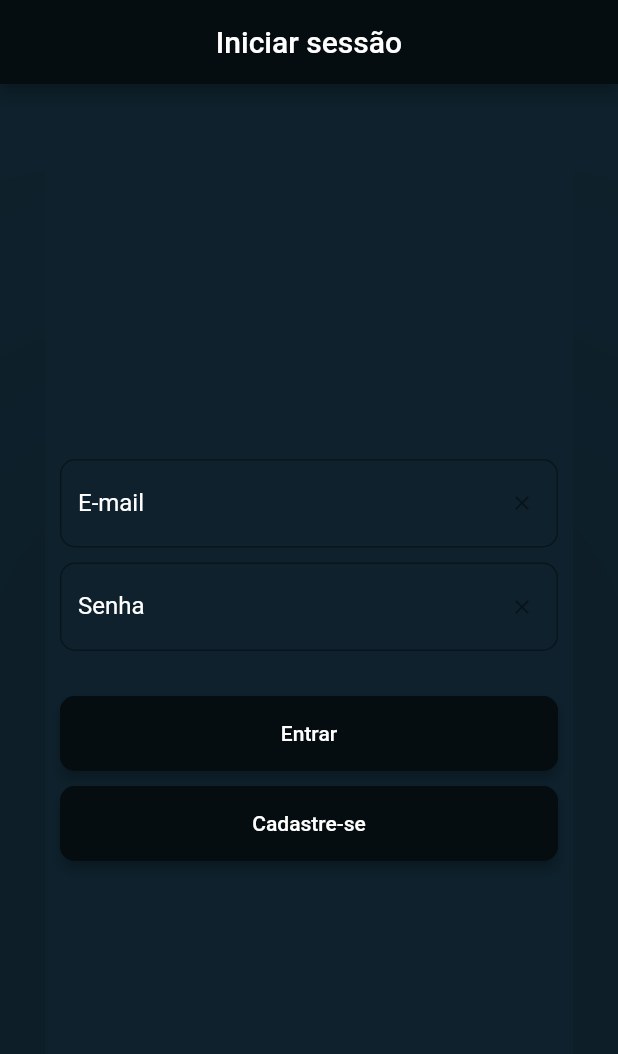
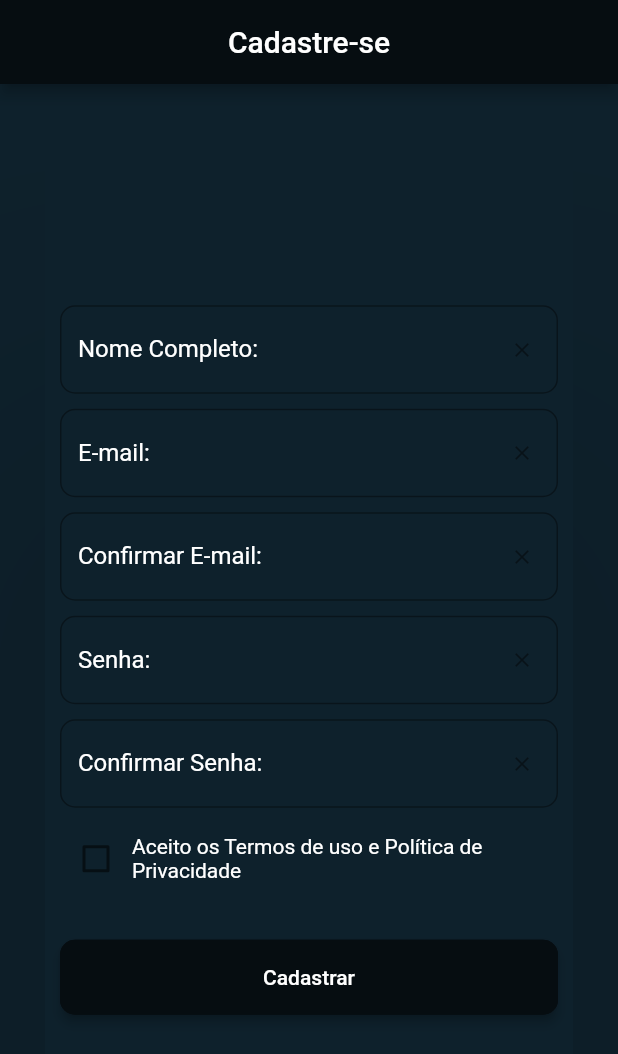
Before and after one commit to Maycon-crz/flutter_login_completo_com_api_php, a Flutter app: the screen it shows after launch, after a tap on "Cadastre-se", on a phone screen of 412 x 824 dp. Shown: the top 1054 px of the screen. Run offline on Flutter 3.47's test engine with Material 2 defaults, Android fonts, the light colour scheme and no system bars; our stand-ins replace get, get_storage, mask_text_input_formatter; missing offline and left inert: file_picker_cross; Roboto replaces fonts that are missing (verdana_regular).

Commit message:
Back-end e Front-end Cadastro de usuário

```diff
--- /dev/null
+++ b/login_flutter/lib/app/modules/bindings/user_registration_binding.dart
@@ -0,0 +1,9 @@
+import 'package:get/get.dart';
+import 'package:login_flutter/app/modules/controllers/user_registration_controller.dart';
+
+class UserRegistrationBinding implements Bindings {
+  @override
+  void dependencies() {
+    Get.lazyPut(() => UserRegistrationController());
+  }
+}
--- /dev/null
+++ b/login_flutter/lib/app/modules/controllers/user_registration_controller.dart
@@ -0,0 +1,19 @@
+import 'package:flutter/cupertino.dart';
+import 'package:get/get.dart';
+import 'package:login_flutter/app/modules/models/authenticationModel/dataTransferObjects/user_registration_dto.dart';
+
+class UserRegistrationController extends GetxController {
+  Rx<TextEditingController> fullNameController = TextEditingController().obs;
+  Rx<TextEditingController> emailController = TextEditingController().obs;
+  Rx<TextEditingController> emailConfController = TextEditingController().obs;
+  Rx<TextEditingController> passwordController = TextEditingController().obs;
+  Rx<TextEditingController> passwordConfController =
+      TextEditingController().obs;
+  Rx<bool> termsController = false.obs;
+
+  Future<void> register() async {
+    UserRegistrationDTO data = UserRegistrationDTO(
+
+    );
+  }
+}
--- /dev/null
+++ b/login_flutter/lib/app/modules/models/authenticationModel/dataTransferObjects/user_registration_dto.dart
@@ -0,0 +1,17 @@
+class UserRegistrationDTO {
+  String? fullName;
+  String? email;
+  String? emailConf;
+  String? password;
+  String? passwordConf;
+  String? terms;
+
+  UserRegistrationDTO({
+    this.fullName,
+    this.email,
+    this.emailConf,
+    this.password,
+    this.passwordConf,
+    this.terms,
+  });
+}
--- a/login_flutter/lib/app/modules/views/login_page.dart
+++ b/login_flutter/lib/app/modules/views/login_page.dart
@@ -5,6 +5,7 @@ import 'package:login_flutter/app/modules/utils/default_colors.dart';
 import 'package:login_flutter/app/modules/views/components/app_bar_component.dart';
 import 'package:login_flutter/app/modules/views/components/elevated_buttom_component.dart';
 import 'package:login_flutter/app/modules/views/components/text_form_field_component.dart';
+import 'package:login_flutter/app/routes/route_name.dart';
 
 class LoginPage extends GetView<LoginController> {
   const LoginPage({Key? key}) : super(key: key);
@@ -27,6 +28,8 @@ class LoginPage extends GetView<LoginController> {
             child: Column(
               mainAxisAlignment: MainAxisAlignment.center,
               children: [
+                const Icon(Icons.account_circle, size: 230),
+                const SizedBox(height: 30),
                 textFormFieldComponent(
                   context: context,
                   controller: controller.emailController.value,
@@ -52,7 +55,10 @@ class LoginPage extends GetView<LoginController> {
                 const SizedBox(height: 10),
                 elevatedButtomComponent(
                   title: "Cadastre-se",
-                  function: () {},
+                  function: () {
+                    // print("Boora");
+                    Get.offNamed(RouteName.userRegistration);
+                  },
                 ),
               ],
             ),
--- /dev/null
+++ b/login_flutter/lib/app/modules/views/user_registration_page.dart
@@ -0,0 +1,98 @@
+import 'package:flutter/material.dart';
+import 'package:get/get.dart';
+import 'package:login_flutter/app/modules/controllers/user_registration_controller.dart';
+import 'package:login_flutter/app/modules/utils/default_colors.dart';
+import 'package:login_flutter/app/modules/views/components/app_bar_component.dart';
+import 'package:login_flutter/app/modules/views/components/elevated_buttom_component.dart';
+import 'package:login_flutter/app/modules/views/components/text_form_field_component.dart';
+
+class UserRegistrationPage extends GetView<UserRegistrationController> {
+  const UserRegistrationPage({Key? key}) : super(key: key);
+
+  @override
+  Widget build(BuildContext context) {
+    final formKey = GlobalKey<FormState>();
+    return Scaffold(
+      appBar: appBarComponent(title: "Cadastre-se"),
+      backgroundColor: DefaultColors.backgroundColor,
+      body: Card(
+        margin: const EdgeInsets.all(30),
+        shadowColor: DefaultColors.appBarColor,
+        color: DefaultColors.backgroundColor,
+        elevation: 130,
+        child: Form(
+          key: formKey,
+          child: Padding(
+            padding: const EdgeInsets.all(10.0),
+            child: Column(
+              mainAxisAlignment: MainAxisAlignment.center,
+              children: [
+                textFormFieldComponent(
+                  controller: controller.fullNameController.value,
+                  context: context,
+                  label: "Nome Completo:",
+                  labelColor: Colors.white,
+                ),
+                const SizedBox(height: 10),
+                textFormFieldComponent(
+                  controller: controller.emailController.value,
+                  context: context,
+                  label: "E-mail:",
+                  labelColor: Colors.white,
+                ),
+                const SizedBox(height: 10),
+                textFormFieldComponent(
+                  controller: controller.emailConfController.value,
+                  context: context,
+                  label: "Confirmar E-mail:",
+                  labelColor: Colors.white,
+                ),
+                const SizedBox(height: 10),
+                textFormFieldComponent(
+                  controller: controller.passwordController.value,
+                  context: context,
+                  label: "Senha:",
+                  labelColor: Colors.white,
+                ),
+                const SizedBox(height: 10),
+                textFormFieldComponent(
+                  controller: controller.passwordConfController.value,
+                  context: context,
+                  label: "Confirmar Senha:",
+                  labelColor: Colors.white,
+                ),
+                const SizedBox(height: 10),
+                Row(
+                  children: [
+                    Checkbox(
+                      value: controller.termsController.value,
+                      onChanged: (value) {
+                        print(value);
+                      },
+                    ),
+                    SizedBox(
+                      width: MediaQuery.of(context).size.width - 120,
+                      child: const Text(
+                        "Aceito os Termos de uso e Política de Privacidade",
+                        maxLines: 5,
+                        overflow: TextOverflow.ellipsis,
+                        style: TextStyle(color: Colors.white),
+                      ),
+                    ),
+                  ],
+                ),
+                const SizedBox(height: 30),
+                elevatedButtomComponent(
+                  title: "Cadastrar",
+                  function: () {
+                    print("Boora");
+                  },
+                ),
+              ],
+            ),
+          ),
+        ),
+      ),
+    );
+  }
+}
--- a/login_flutter/lib/app/routes/app_pages.dart
+++ b/login_flutter/lib/app/routes/app_pages.dart
@@ -1,10 +1,12 @@
 import 'package:get/get.dart';
 import 'package:login_flutter/app/modules/bindings/panel_binding.dart';
 import 'package:login_flutter/app/modules/bindings/login_binding.dart';
+import 'package:login_flutter/app/modules/bindings/user_registration_binding.dart';
 import 'package:login_flutter/app/modules/middlewares/auth_middleware.dart';
 import 'package:login_flutter/app/modules/middlewares/logged_redirect.dart';
 import 'package:login_flutter/app/modules/views/login_page.dart';
 import 'package:login_flutter/app/modules/views/panel_page.dart';
+import 'package:login_flutter/app/modules/views/user_registration_page.dart';
 import 'package:login_flutter/app/routes/route_name.dart';
 
 class AppPages {
@@ -21,5 +23,10 @@ class AppPages {
       binding: PanelBinding(),
       page: () => const PanelPage(),
     ),
+    GetPage(
+      name: RouteName.userRegistration,
+      binding: UserRegistrationBinding(),
+      page: () => const UserRegistrationPage(),
+    ),
   ];
 }
--- a/login_flutter/lib/app/routes/route_name.dart
+++ b/login_flutter/lib/app/routes/route_name.dart
@@ -2,4 +2,5 @@ abstract class RouteName {
   static const home = "/";
   static const login = "/login";
   static const panel = "/panel";
+  static const userRegistration = "/user_registration";
 }
```
